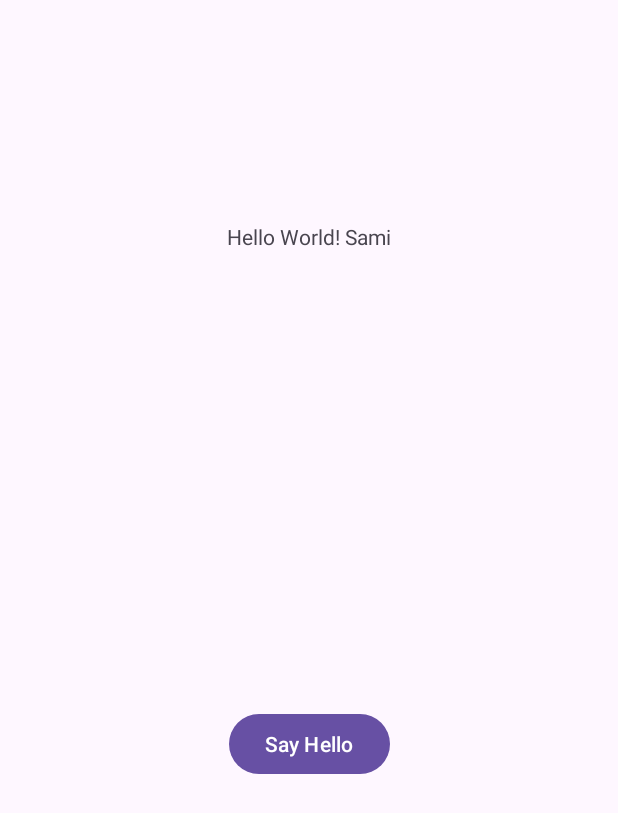
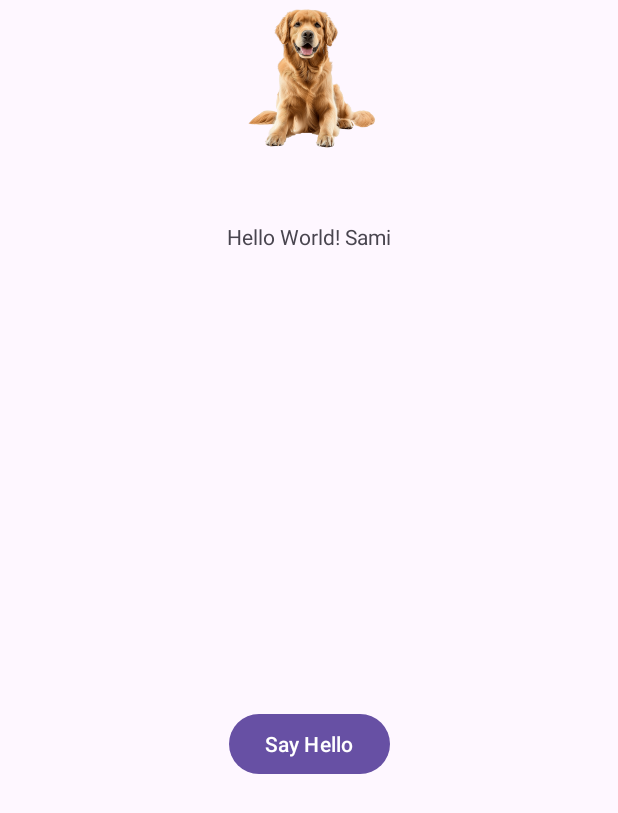
Before and after one commit to SamiKuloglu01/sk2783-CS388-001, an Android app: the screen it shows after launch (MainActivity), on a phone screen of 412 x 824 dp. Shown: the top 813 px of the screen. Run offline under Robolectric (Android 15) with nearby library versions, the phone set to English and light mode, and no system bars.

Commit message:
added the dog

```diff
--- a/HelloWorld/app/src/main/res/layout/activity_main.xml
+++ b/HelloWorld/app/src/main/res/layout/activity_main.xml
@@ -24,7 +24,7 @@
         app:layout_constraintEnd_toEndOf="parent"
         app:layout_constraintStart_toStartOf="parent"
         app:layout_constraintTop_toTopOf="parent"
-        app:srcCompact="@drawable/puppy2" />
+        android:src="@drawable/puppy2" />
 
     <Button
         android:id="@+id/button"
```
